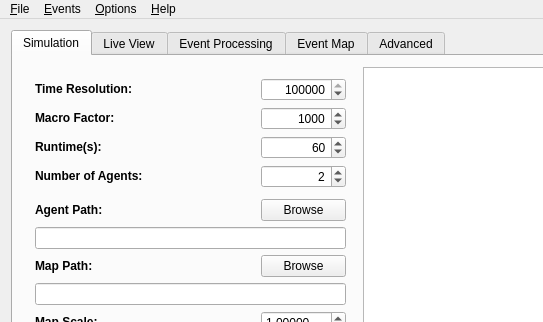
sojoe02/RANA, file mainwindow.ui: the form before one commit; both pictures show x 0 to 543 and y 0 to 322 of the 908 by 789 pixel window.
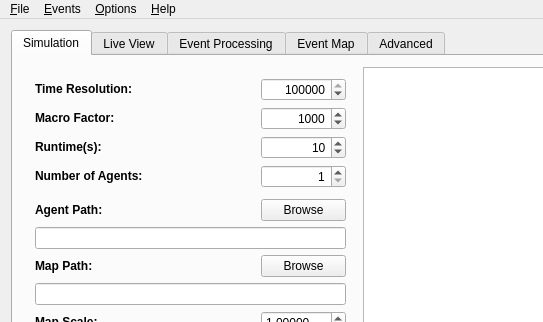
The form after the commit.

```diff
--- a/mainwindow.ui
+++ b/mainwindow.ui
@@ -467,7 +467,7 @@
               <number>60</number>
              </property>
              <property name="value">
-              <number>60</number>
+              <number>10</number>
              </property>
             </widget>
            </item>
@@ -691,7 +691,7 @@
               <number>65536</number>
              </property>
              <property name="value">
-              <number>2</number>
+              <number>1</number>
              </property>
             </widget>
            </item>
```
